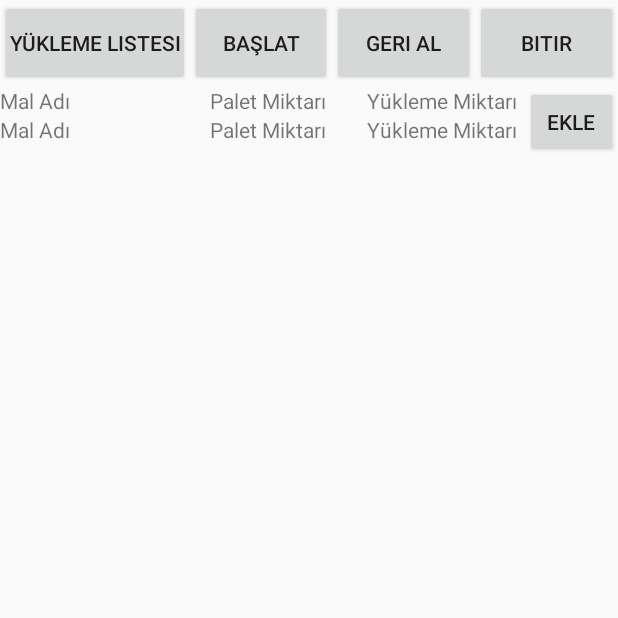
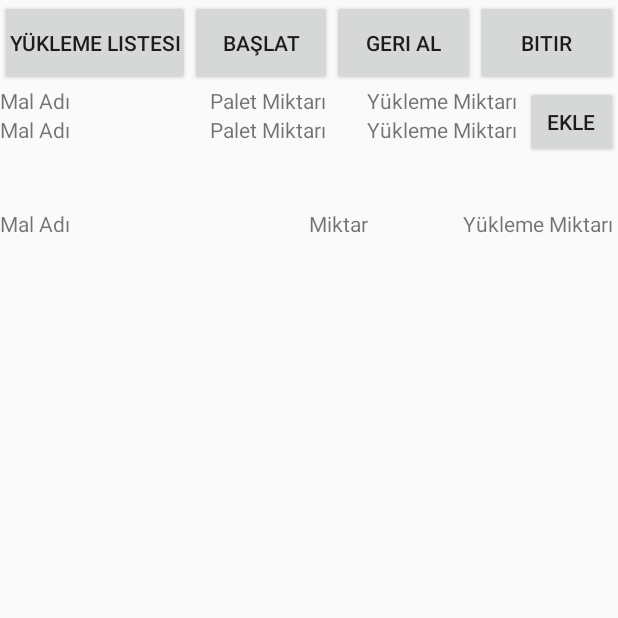
Before and after one commit to altanyuksel/EdirneYag, an Android app: the DeliveryActivity screen opened directly, with no data from a screen before it, on a phone screen of 412 x 824 dp, the top half of it. Run offline under Robolectric (Android 15) with nearby library versions, the phone set to English and light mode, and no system bars.

Commit message:
activityler eklendi.

```diff
--- a/app/build.gradle
+++ b/app/build.gradle
@@ -43,4 +43,5 @@ dependencies {
     implementation 'com.sun.mail:android-mail:1.6.2'
     implementation 'com.sun.mail:android-activation:1.6.2'
     implementation 'androidx.appcompat:appcompat:1.5.1'
+    implementation 'androidx.recyclerview:recyclerview:1.2.1'
 }
--- a/app/src/main/res/layout/activity_delivery.xml
+++ b/app/src/main/res/layout/activity_delivery.xml
@@ -42,7 +42,8 @@
         android:layout_width="match_parent"
         android:layout_height="0dp"
         android:layout_weight="10"
-        android:orientation="horizontal">
+        android:orientation="horizontal"
+        android:gravity="top">
         <LinearLayout
             android:layout_width="0dp"
             android:layout_height="wrap_content"
@@ -105,7 +106,8 @@
             android:layout_width="0dp"
             android:layout_height="wrap_content"
             android:layout_weight="15"
-            android:orientation="vertical">
+            android:orientation="vertical"
+            android:layout_gravity="top">
             <Button
                 android:id="@+id/btnProcess"
                 android:layout_width="wrap_content"
@@ -114,18 +116,62 @@
                 android:text="ekle"></Button>
         </LinearLayout>
     </LinearLayout>
-    <LinearLayout
+    <HorizontalScrollView
+        android:id="@+id/real_horizontal_scroll_view"
         android:layout_width="match_parent"
         android:layout_height="0dp"
+        android:fillViewport="true"
         android:layout_weight="58"
-        android:orientation="horizontal"
-        android:gravity="center">
-    </LinearLayout>
+        android:scrollbars="none">
+        <LinearLayout
+            android:layout_width="match_parent"
+            android:layout_height="wrap_content"
+            android:orientation="vertical">
+            <LinearLayout
+                android:layout_width="match_parent"
+                android:layout_height="wrap_content"
+                android:orientation="horizontal"
+                android:gravity="top">
+                <TextView
+                    android:id="@+id/txtMalAdiLH"
+                    android:layout_width="0dp"
+                    android:layout_height="wrap_content"
+                    android:layout_weight="50"
+                    android:text="Mal Adı">
+                </TextView>
+                <TextView
+                    android:id="@+id/txtMiktarLH"
+                    android:layout_width="0dp"
+                    android:layout_height="wrap_content"
+                    android:layout_weight="25"
+                    android:text="Miktar">
+                </TextView>
+                <TextView
+                    android:id="@+id/txtYuklemeMiktarLH"
+                    android:layout_width="0dp"
+                    android:layout_height="wrap_content"
+                    android:layout_weight="25"
+                    android:text="Yükleme Miktarı">
+                </TextView>
+            </LinearLayout>
+            <ScrollView xmlns:android="http://schemas.android.com/apk/res/android"
+                android:id="@+id/scroll"
+                android:layout_width="match_parent"
+                android:layout_height="225dp">
+                <androidx.recyclerview.widget.RecyclerView
+                    android:id="@+id/recViewDeliveryItemList"
+                    android:layout_width="match_parent"
+                    android:padding="1sp"
+                    app:reverseLayout="true"
+                    android:layout_height="wrap_content" />
+            </ScrollView>
+        </LinearLayout>
+    </HorizontalScrollView>
     <LinearLayout
         android:layout_width="match_parent"
         android:layout_height="0dp"
         android:layout_weight="25"
         android:orientation="horizontal"
-        android:gravity="center">
+        android:gravity="top">
     </LinearLayout>
 </LinearLayout>
```
Also changed, not shown: app/src/main/java/Models/Delivery/Delivery.java (+0 -18 lines), app/src/main/java/Models/Delivery/DeliveryItem.java (+29 -52 lines), app/src/main/java/Models/Delivery/Palet.java (added, +110 -0 lines).
